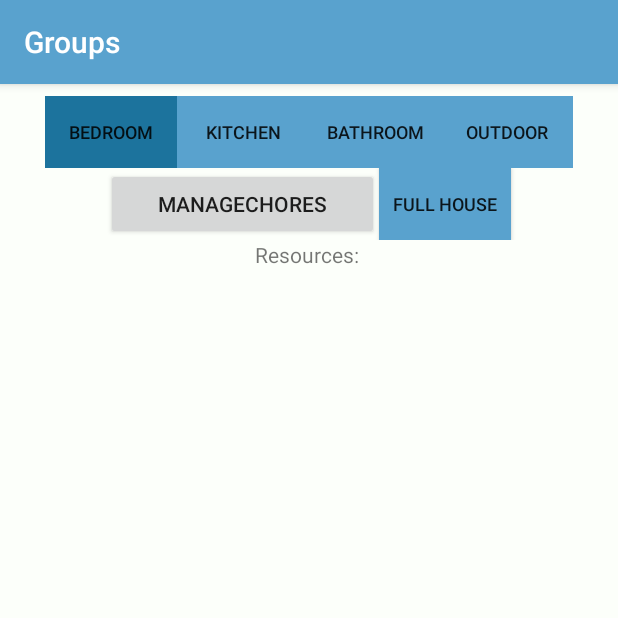
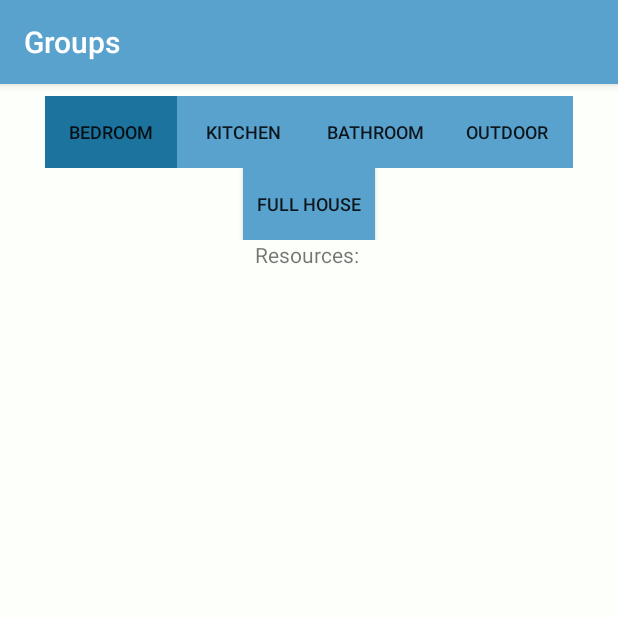
Before and after one commit to ScottFulton/SEG2105Project, an Android app: the ChoreGroups screen opened directly, with no data from a screen before it, on a phone screen of 412 x 824 dp, the top half of it. Run offline under Robolectric (Android 15) with nearby library versions, the phone set to English and light mode, and no system bars; 3 statements that could not run were skipped.

Commit message:
presentation push

```diff
--- a/HouseholdChoreManager/app/src/main/AndroidManifest.xml
+++ b/HouseholdChoreManager/app/src/main/AndroidManifest.xml
@@ -30,7 +30,7 @@
                 <category android:name="android.intent.category.DEFAULT" />
                 <!--<action android:name="android.intent.action.MAIN" />-->
 
-                <!--<category android:name="android.intent.category.LAUNCHER" />-->
+                <!--<category android:name="android.intent.category.LAUNCHER" />&ndash;&gt;-->
             </intent-filter>
         </activity>
         <activity android:name=".LoginActivity" />
--- a/HouseholdChoreManager/app/src/main/java/project/seg/householdchoremanager/LoginActivity.java
+++ b/HouseholdChoreManager/app/src/main/java/project/seg/householdchoremanager/LoginActivity.java
@@ -31,7 +31,7 @@ public class LoginActivity extends AppCompatActivity {
         if(users.authUser(name, password)){
             //Intent intent = new Intent(getApplicationContext(), ChoreGroups.class);
             //startActivity(intent);
-            Intent intent = new Intent(getBaseContext(), ChoreGroups.class);
+            Intent intent = new Intent(getBaseContext(), YourChoresActivity.class);
             intent.putExtra("USERNAME", name);
             startActivity(intent);
 
--- a/HouseholdChoreManager/app/src/main/res/layout/activity_chore_groups.xml
+++ b/HouseholdChoreManager/app/src/main/res/layout/activity_chore_groups.xml
@@ -85,13 +85,6 @@
             app:layout_constraintLeft_toLeftOf="parent"
             app:layout_constraintRight_toRightOf="parent"
             app:layout_constraintTop_toBottomOf="@+id/linearLayout">
-
-            <Button
-                android:id="@+id/manageChores"
-                android:layout_width="182dp"
-                android:layout_height="wrap_content"
-                android:onClick="manageChoresOnClick"
-                android:text="manageChores" />
 
             <Button
                 android:id="@+id/FullHouseBtn"
```
